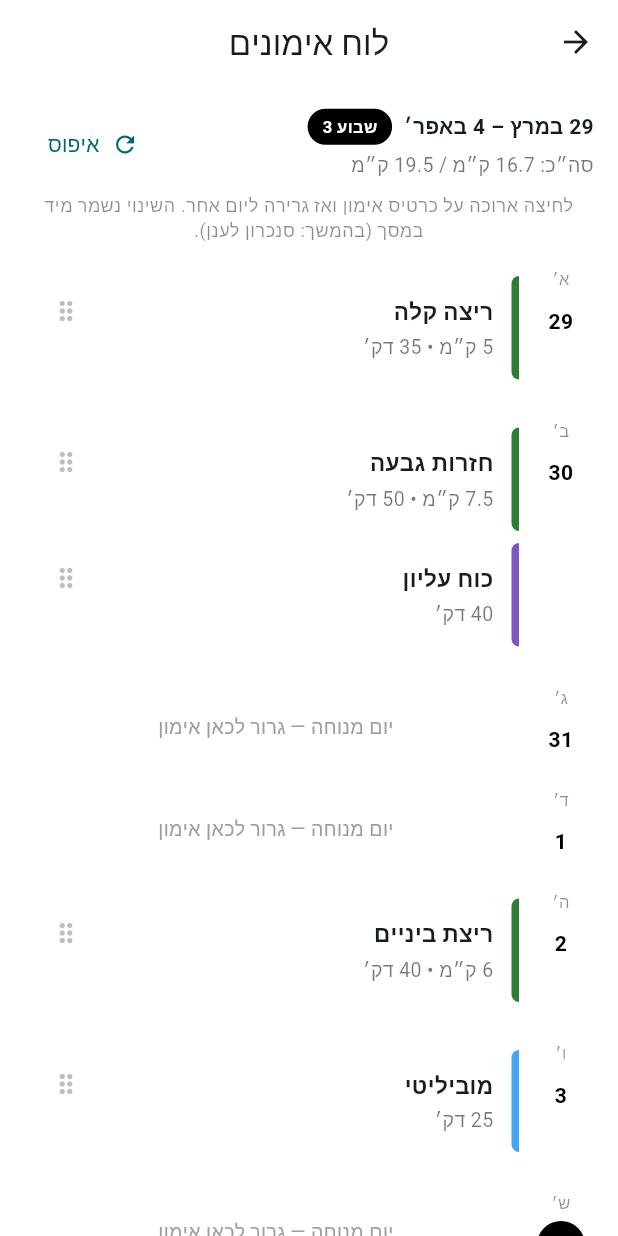
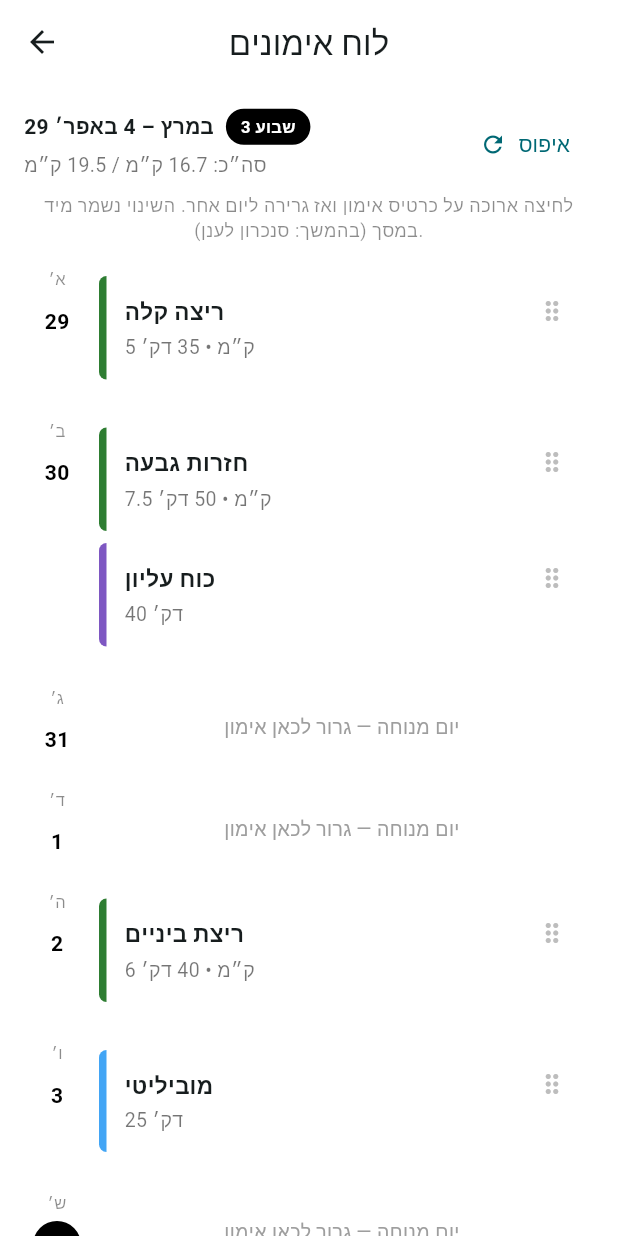
Before and after one commit to Itay-binder/TalRun, a Flutter app: the _TraineeDragCalendar screen opened directly, on a phone screen of 412 x 824 dp. Run offline on Flutter 3.47's test engine with Material 3 defaults, Android fonts, the phone set to English and light mode, and no system bars; our stand-ins replace firebase_auth, firebase_core, go_router, google_sign_in, shared_preferences; accounts and stored records are empty.

Commit message:
Training calendar: force LTR layout for calendar screen only
Made-with: Cursor

```diff
--- a/lib/screens/calendar/training_calendar_screen.dart
+++ b/lib/screens/calendar/training_calendar_screen.dart
@@ -1,3 +1,5 @@
+import 'dart:ui' as ui;
+
 import 'package:flutter/material.dart';
 import 'package:go_router/go_router.dart';
 import 'package:intl/intl.dart';
@@ -8,6 +10,14 @@ import 'package:talrun/state/user_role.dart';
 import 'package:talrun/theme/workout_colors.dart';
 import 'package:talrun/utils/calendar_he.dart';
 
+/// מסך לוח האימונים בכיוון LTR (ימי השבוע משמאל לימין), בלי לשנות את שאר האפליקציה.
+Widget _wrapTrainingCalendarLtr(Widget child) {
+  return Directionality(
+    textDirection: ui.TextDirection.ltr,
+    child: child,
+  );
+}
+
 class TrainingCalendarScreen extends StatelessWidget {
   const TrainingCalendarScreen({super.key});
 
@@ -16,7 +26,8 @@ class TrainingCalendarScreen extends StatelessWidget {
     final app = context.watch<AppState>();
 
     if (app.role == UserRole.coach) {
-      return Scaffold(
+      return _wrapTrainingCalendarLtr(
+        Scaffold(
           appBar: AppBar(
             leading: IconButton(
               icon: const Icon(Icons.arrow_back),
@@ -35,11 +46,13 @@ class TrainingCalendarScreen extends StatelessWidget {
               ),
             ),
           ),
+        ),
       );
     }
 
     if (!app.hasActivePlan) {
-      return Scaffold(
+      return _wrapTrainingCalendarLtr(
+        Scaffold(
           appBar: AppBar(
             leading: IconButton(
               icon: const Icon(Icons.arrow_back),
@@ -72,6 +85,7 @@ class TrainingCalendarScreen extends StatelessWidget {
                     textAlign: TextAlign.center,
                   ),
                 ],
+              ),
             ),
           ),
         ),
@@ -159,7 +173,8 @@ class _TraineeDragCalendarState extends State<_TraineeDragCalendar> {
     final rangeLabel =
         '${DateFormat.MMMd('he_IL').format(weekStart)} – ${DateFormat.MMMd('he_IL').format(weekEnd)}';
 
-    return Scaffold(
+    return _wrapTrainingCalendarLtr(
+      Scaffold(
         appBar: AppBar(
           leading: IconButton(
             icon: const Icon(Icons.arrow_back),
@@ -200,6 +215,7 @@ class _TraineeDragCalendarState extends State<_TraineeDragCalendar> {
                     context.push('/workout/${item.title.hashCode}'),
               ),
           ],
+        ),
       ),
     );
   }
```
Lines whose indentation alone changed are shown as unchanged.
